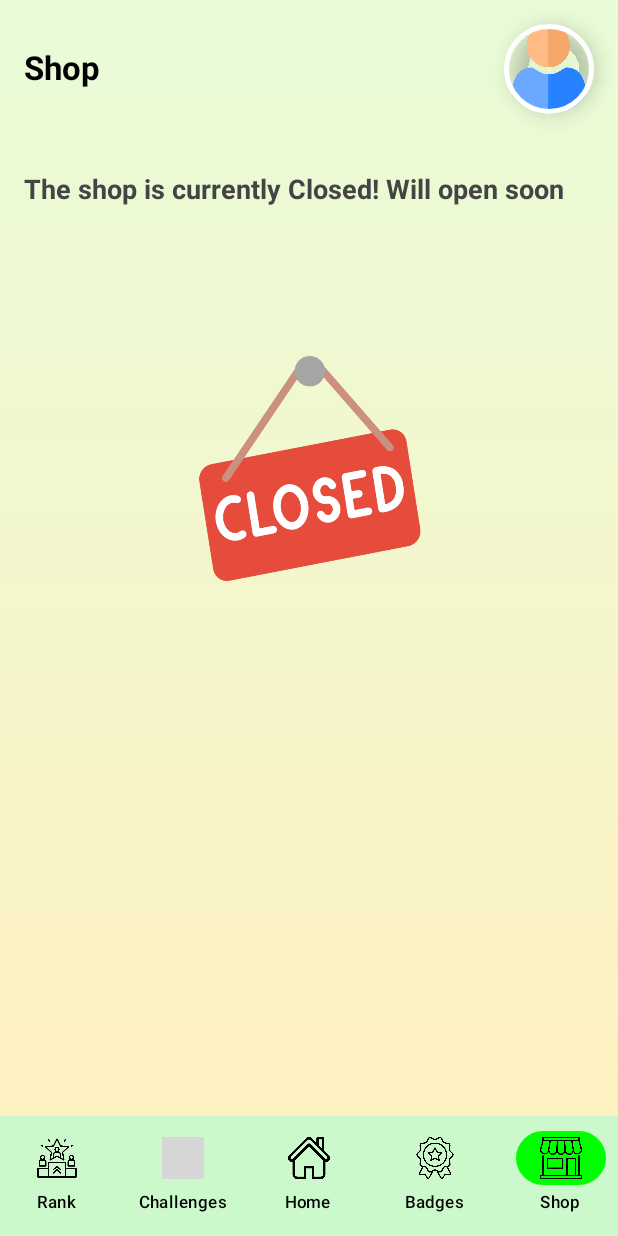
After one commit to SoufianeElMameri/Android-Project-3096602, an Android app built with Jetpack Compose: the ShopScreen screen opened through its navigation route, on a phone screen of 412 x 824 dp. The commit adds this screen. Run offline under Robolectric (Android 15) with nearby library versions, the phone set to English and light mode, and no system bars; pictures from the network do not load; grey boxes are pictures that could not be loaded.

Commit message:
add shop screen, make it closed for now

```diff
--- a/app/src/main/java/com/griffith/stepquest/MainActivity.kt
+++ b/app/src/main/java/com/griffith/stepquest/MainActivity.kt
@@ -26,6 +26,7 @@ import androidx.compose.animation.ExitTransition
 import com.griffith.stepquest.ui.screens.BadgesScreen
 import com.griffith.stepquest.ui.screens.ProfileScreen
 import com.griffith.stepquest.ui.screens.RankScreen
+import com.griffith.stepquest.ui.screens.ShopScreen
 
 
 class MainActivity : ComponentActivity() {
@@ -67,6 +68,7 @@ fun StepQuestNav() {
             composable("badges") { BadgesScreen(navController) }
             composable("rank") { RankScreen(navController = navController) }
             composable("profile") { ProfileScreen() }
+            composable("shop"){ ShopScreen(navController) }
         }
     }
 }
--- a/app/src/main/java/com/griffith/stepquest/ui/components/BottomNavBar.kt
+++ b/app/src/main/java/com/griffith/stepquest/ui/components/BottomNavBar.kt
@@ -141,33 +141,33 @@ fun BottomNavBar(navController: NavController) {
         )
 
 //******************************************** SHOP ********************************************
-//        NavigationBarItem(
-//            selected = currentRoute == "shop",
-//            onClick = {
-//                if (currentRoute != "shop") {
-//                    navController.navigate("shop") {
-//                        popUpTo("home") { inclusive = false }
-//                        launchSingleTop = true
-//                    }
-//                }
-//            },
-//            icon = {
-//                Image(
-//                    painter = painterResource(id = R.drawable.shop),
-//                    contentDescription = "Shop",
-//                    modifier = Modifier.size(28.dp)
-//                )
-//            },
-//            label = {
-//                Text(
-//                    text = "Shop",
-//                    color = Color.Black,
-//                    fontSize = MaterialTheme.typography.labelSmall.fontSize
-//                )
-//            },
-//            colors = NavigationBarItemDefaults.colors(
-//                indicatorColor = Color(0xFF00FF00)
-//            )
-//        )
+        NavigationBarItem(
+            selected = currentRoute == "shop",
+            onClick = {
+                if (currentRoute != "shop") {
+                    navController.navigate("shop") {
+                        popUpTo("home") { inclusive = false }
+                        launchSingleTop = true
+                    }
+                }
+            },
+            icon = {
+                Image(
+                    painter = painterResource(id = R.drawable.shop),
+                    contentDescription = "Shop",
+                    modifier = Modifier.size(28.dp)
+                )
+            },
+            label = {
+                Text(
+                    text = "Shop",
+                    color = Color.Black,
+                    fontSize = MaterialTheme.typography.labelSmall.fontSize
+                )
+            },
+            colors = NavigationBarItemDefaults.colors(
+                indicatorColor = Color(0xFF00FF00)
+            )
+        )
     }
 }
--- /dev/null
+++ b/app/src/main/java/com/griffith/stepquest/ui/screens/ShopScreen.kt
@@ -0,0 +1,76 @@
+package com.griffith.stepquest.ui.screens
+
+import androidx.compose.foundation.Image
+import androidx.compose.foundation.background
+import androidx.compose.foundation.layout.Box
+import androidx.compose.foundation.layout.Column
+import androidx.compose.foundation.layout.Spacer
+import androidx.compose.foundation.layout.fillMaxSize
+import androidx.compose.foundation.layout.fillMaxWidth
+import androidx.compose.foundation.layout.height
+import androidx.compose.foundation.layout.padding
+import androidx.compose.foundation.layout.size
+import androidx.compose.material3.Surface
+import androidx.compose.material3.Text
+import androidx.compose.runtime.Composable
+import androidx.compose.ui.Alignment
+import androidx.compose.ui.Modifier
+import androidx.compose.ui.graphics.Brush
+import androidx.compose.ui.graphics.Color
+import androidx.compose.ui.res.painterResource
+import androidx.compose.ui.text.font.FontWeight
+import androidx.compose.ui.unit.dp
+import androidx.compose.ui.unit.sp
+import androidx.navigation.NavController
+import com.griffith.stepquest.R
+import com.griffith.stepquest.ui.components.HeaderBar
+
+
+// Challenges screen showcases the daily challenges and tips
+@Composable
+fun ShopScreen(navController: NavController) {
+    Surface(
+        modifier = Modifier
+            .fillMaxSize()
+            .background(
+                Brush.verticalGradient(
+                    colors = listOf(
+                        Color(0xFFE8FCD8),
+                        Color(0xFFFFF1C1)
+                    )
+                )
+            ),
+        color = Color.Transparent
+    ) {
+        Column(
+            modifier = Modifier
+                .fillMaxSize()
+                .padding(horizontal = 16.dp, vertical = 16.dp)
+
+        ) {
+//***************************************************** HEADER BAR *****************************************************
+            HeaderBar("Shop", navController)
+            Spacer(modifier = Modifier.height(40.dp))
+            Text(
+                text = "The shop is currently Closed! Will open soon",
+                fontSize = 18.sp,
+                fontWeight = FontWeight.Bold,
+                color = Color.DarkGray,
+                modifier = Modifier
+                    .fillMaxWidth()
+            )
+            Spacer(Modifier.height(100.dp))
+            Box(
+                modifier = Modifier
+                    .fillMaxWidth(),
+                contentAlignment = Alignment.Center
+            ) {
+                Image(
+                    painter = painterResource(R.drawable.closed),
+                    contentDescription = "Closed sign",
+                    modifier = Modifier.size(150.dp)
+                )
+            }
+        }
+    }
+}
```
Also changed, not shown: app/src/main/res/drawable/closed.png (added).
